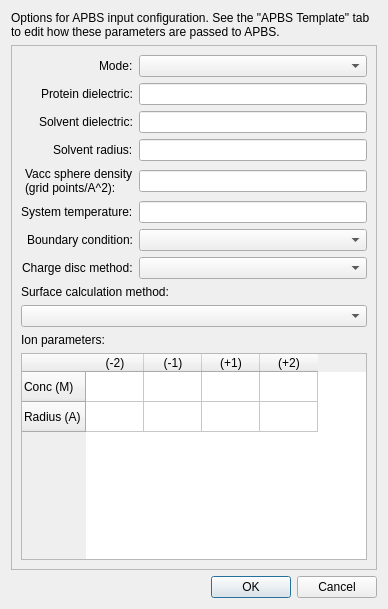
Above: APBS_Qt_plugin/ui/apbs_dialog.ui from tsj5/APBS_Qt_plugin before the change. Below: the same form after it.
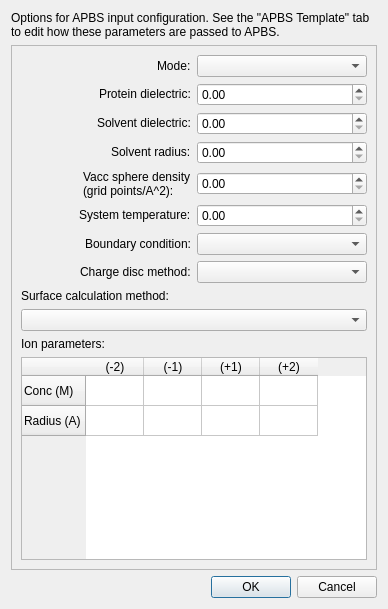
That is the form after the change.

Commit message: DoubleSpinBoxes for float variables

Diff of the .ui file:
```diff
--- a/APBS_Qt_plugin/ui/apbs_dialog.ui
+++ b/APBS_Qt_plugin/ui/apbs_dialog.ui
@@ -41,15 +41,9 @@
        <layout class="QGridLayout" name="gridLayout_2">
         <item row="1" column="0">
          <layout class="QGridLayout" name="gridLayout">
-          <item row="3" column="1" alignment="Qt::AlignVCenter">
-           <widget class="QLineEdit" name="solvent_r_lineEdit"/>
-          </item>
           <item row="6" column="1" alignment="Qt::AlignVCenter">
            <widget class="QComboBox" name="bc_comboBox"/>
           </item>
-          <item row="2" column="1" alignment="Qt::AlignVCenter">
-           <widget class="QLineEdit" name="solvent_eps_lineEdit"/>
-          </item>
           <item row="1" column="0" alignment="Qt::AlignRight|Qt::AlignVCenter">
            <widget class="QLabel" name="label_3">
             <property name="text">
@@ -119,9 +113,6 @@
           <item row="0" column="1" alignment="Qt::AlignVCenter">
            <widget class="QComboBox" name="mode_comboBox"/>
           </item>
-          <item row="4" column="1" alignment="Qt::AlignVCenter">
-           <widget class="QLineEdit" name="vacc_lineEdit"/>
-          </item>
           <item row="0" column="0" alignment="Qt::AlignRight|Qt::AlignVCenter">
            <widget class="QLabel" name="label_2">
             <property name="text">
@@ -164,12 +155,6 @@
             </property>
            </widget>
           </item>
-          <item row="5" column="1" alignment="Qt::AlignVCenter">
-           <widget class="QLineEdit" name="sys_temp_lineEdit"/>
-          </item>
-          <item row="1" column="1" alignment="Qt::AlignVCenter">
-           <widget class="QLineEdit" name="protein_eps_lineEdit"/>
-          </item>
           <item row="11" column="0" colspan="2">
            <widget class="QTableWidget" name="ions_tableWidget">
             <attribute name="horizontalHeaderDefaultSectionSize">
@@ -236,6 +221,25 @@
             </property>
            </widget>
           </item>
+          <item row="5" column="1">
+           <widget class="QDoubleSpinBox" name="sys_temp_doubleSpinBox">
+            <property name="maximum">
+             <double>9999.989999999999782</double>
+            </property>
+           </widget>
+          </item>
+          <item row="4" column="1">
+           <widget class="QDoubleSpinBox" name="vacc_doubleSpinBox"/>
+          </item>
+          <item row="3" column="1">
+           <widget class="QDoubleSpinBox" name="solvent_r_doubleSpinBox"/>
+          </item>
+          <item row="2" column="1">
+           <widget class="QDoubleSpinBox" name="solvent_eps_doubleSpinBox"/>
+          </item>
+          <item row="1" column="1">
+           <widget class="QDoubleSpinBox" name="protein_eps_doubleSpinBox"/>
+          </item>
          </layout>
         </item>
        </layout>
```
Left out of the diff: 10 changed lines with no effect on the pictures. The commit also changes 11 other files.
